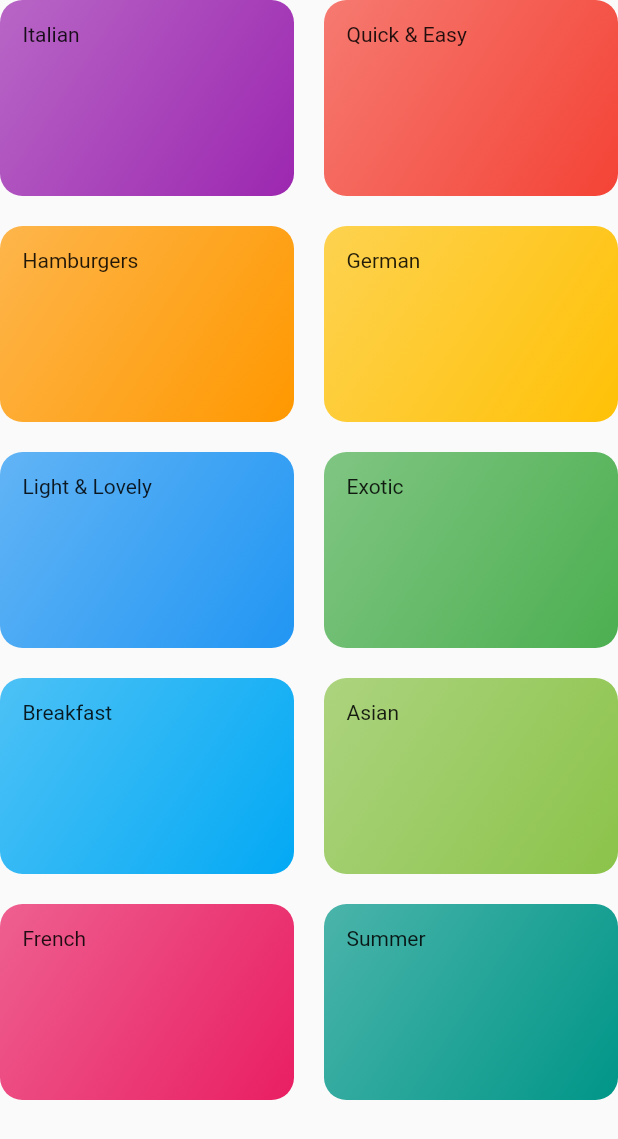
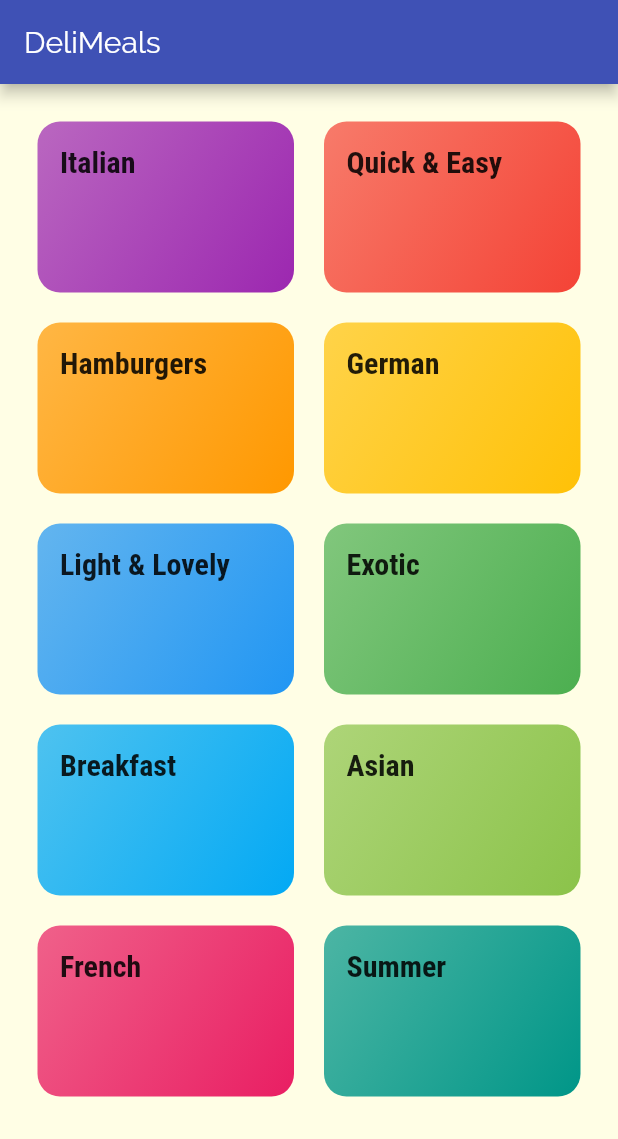
Before and after one commit to aospiridonov/flutter_meals, a Flutter app: the CategoriesScreen screen opened directly, on a phone screen of 412 x 824 dp. Shown: the top 1139 px of the screen. Run offline on Flutter 3.47's test engine with Material 2 defaults, Android fonts, the phone set to English and light mode, and no system bars.

Commit message:
add font and set theme data

```diff
--- a/lib/catagories_screen.dart
+++ b/lib/catagories_screen.dart
@@ -7,13 +7,12 @@ class CategoriesScreen extends StatelessWidget {
 
   @override
   Widget build(BuildContext context) {
-    return GridView(
-      gridDelegate: SliverGridDelegateWithMaxCrossAxisExtent(
-        maxCrossAxisExtent: 200.0,
-        childAspectRatio: 1.5,
-        crossAxisSpacing: 20.0,
-        mainAxisSpacing: 20.0,
+    return Scaffold(
+      appBar: AppBar(
+        title: const Text('DeliMeals'),
       ),
+      body: GridView(
+        padding: const EdgeInsets.all(25.0),
         children: DUMMY_CATEGORIES
             .map(
               (categoryData) => CategoryItem(
@@ -22,6 +21,13 @@ class CategoriesScreen extends StatelessWidget {
               ),
             )
             .toList(),
+        gridDelegate: SliverGridDelegateWithMaxCrossAxisExtent(
+          maxCrossAxisExtent: 200.0,
+          childAspectRatio: 1.5,
+          crossAxisSpacing: 20.0,
+          mainAxisSpacing: 20.0,
+        ),
+      ),
     );
   }
 }
--- a/lib/category_item.dart
+++ b/lib/category_item.dart
@@ -12,7 +12,10 @@ class CategoryItem extends StatelessWidget {
   Widget build(BuildContext context) {
     return Container(
       padding: const EdgeInsets.all(15.0),
-      child: Text(title),
+      child: Text(
+        title,
+        style: Theme.of(context).textTheme.headline6,
+      ),
       decoration: BoxDecoration(
         gradient: LinearGradient(
           colors: [
```
Also changed, not shown: lib/main.dart (+19 -21 lines), pubspec.yaml (+17 -6 lines), assets/fonts/Raleway-Black.ttf (added), assets/fonts/Raleway-Bold.ttf (added), assets/fonts/Raleway-Regular.ttf (added), assets/fonts/RobotoCondensed-Bold.ttf (added), assets/fonts/RobotoCondensed-Italic.ttf (added), assets/fonts/RobotoCondensed-Light.ttf (added), assets/fonts/RobotoCondensed-Regular.ttf (added). Lines whose indentation alone changed are shown as unchanged.
